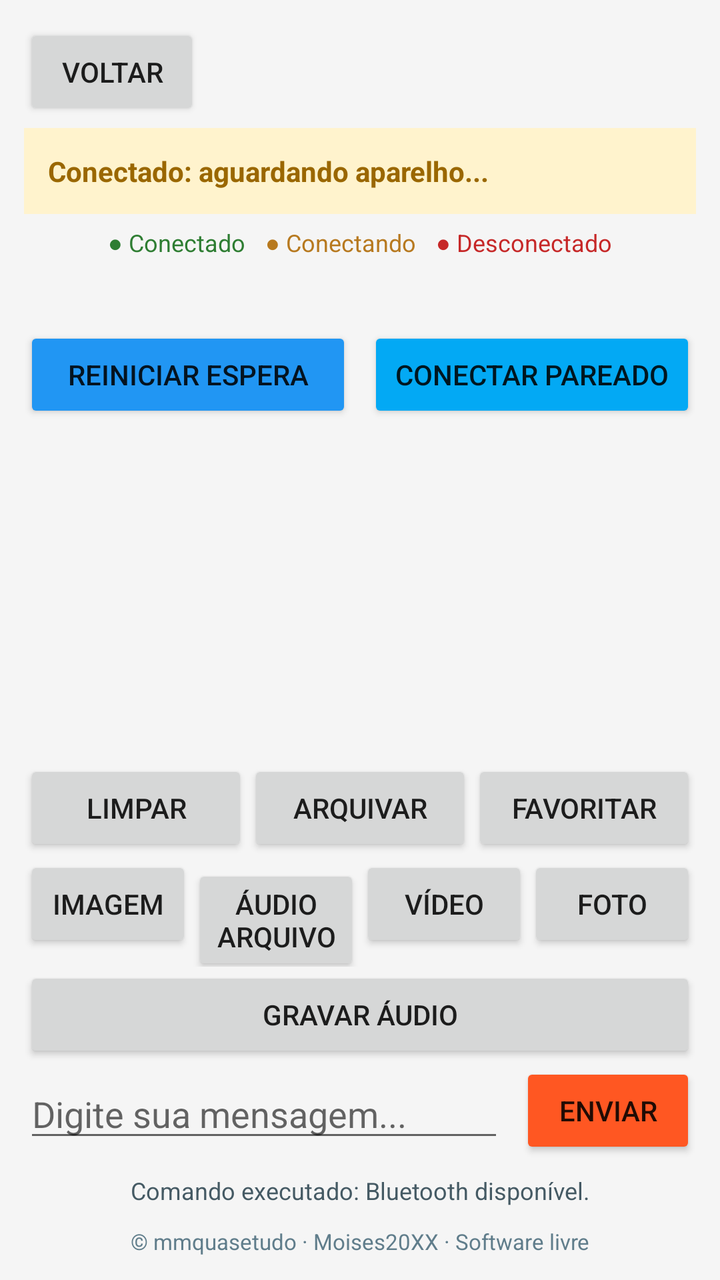
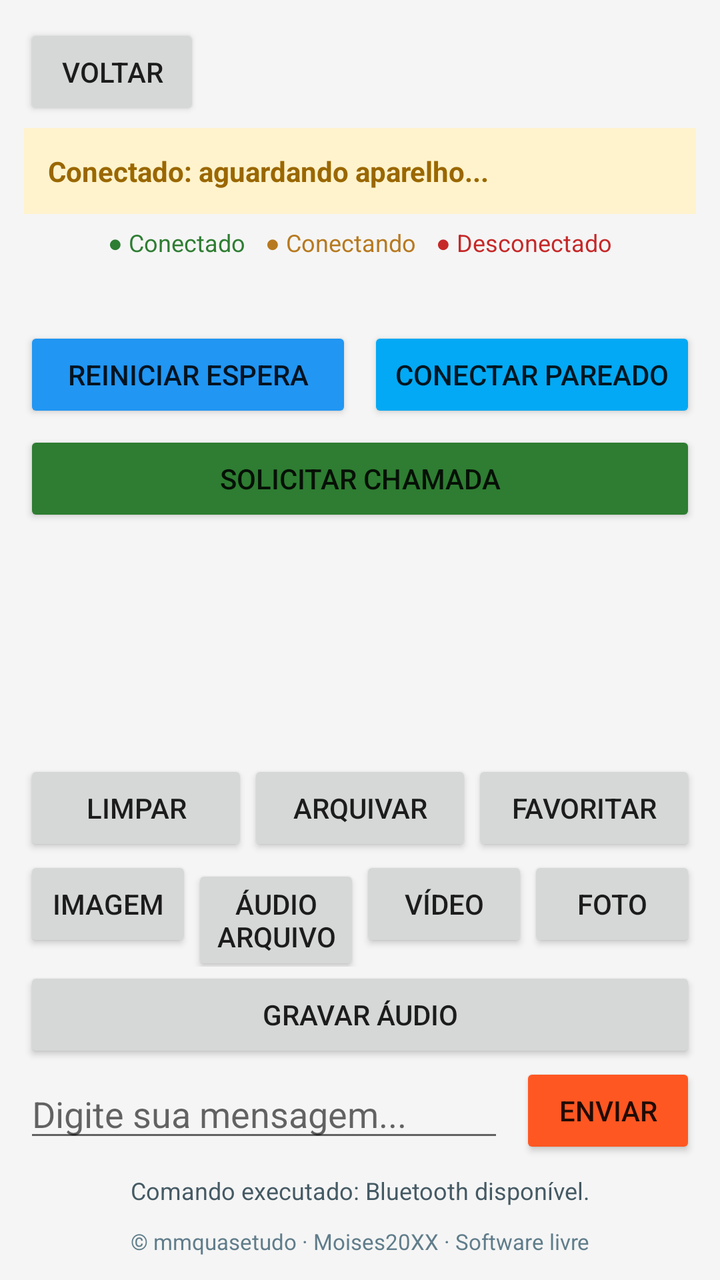

Two renders of the same Android screen: before a commit and after it. Below are the layout's source before the change and the commit's diff.
<!-- AndroidManifest.xml: application theme Theme.ComunicadorLocal -->
<!-- res/layout/activity_chat.xml -->
<?xml version="1.0" encoding="utf-8"?>
<LinearLayout xmlns:android="http://schemas.android.com/apk/res/android"
    android:layout_width="match_parent"
    android:layout_height="match_parent"
    android:background="@color/fundo_tela"
    android:orientation="vertical"
    android:padding="12dp">

    <LinearLayout
        android:layout_width="match_parent"
        android:layout_height="wrap_content"
        android:gravity="center_vertical"
        android:orientation="horizontal">

        <Button
            android:id="@+id/btnVoltar"
            android:layout_width="wrap_content"
            android:layout_height="wrap_content"
            android:text="Voltar" />

        <TextView
            android:id="@+id/tvModo"
            android:layout_width="0dp"
            android:layout_height="wrap_content"
            android:layout_weight="1"
            android:gravity="center"
            android:padding="8dp"
            android:textColor="#263238"
            android:textSize="20sp"
            android:textStyle="bold" />
    </LinearLayout>

    <TextView
        android:id="@+id/tvStatus"
        android:layout_width="match_parent"
        android:layout_height="wrap_content"
        android:layout_marginTop="4dp"
        android:background="#FFF3CD"
        android:padding="12dp"
        android:text="Conectado: aguardando aparelho..."
        android:textColor="#9A6700"
        android:textStyle="bold" />

    <LinearLayout
        android:layout_width="match_parent"
        android:layout_height="wrap_content"
        android:gravity="center"
        android:orientation="horizontal"
        android:paddingTop="6dp"
        android:paddingBottom="4dp">

        <TextView
            android:layout_width="wrap_content"
            android:layout_height="wrap_content"
            android:paddingEnd="10dp"
            android:text="● Conectado"
            android:textColor="#2E7D32"
            android:textSize="12sp" />

        <TextView
            android:layout_width="wrap_content"
            android:layout_height="wrap_content"
            android:paddingEnd="10dp"
            android:text="● Conectando"
            android:textColor="#B7791F"
            android:textSize="12sp" />

        <TextView
            android:layout_width="wrap_content"
            android:layout_height="wrap_content"
            android:text="● Desconectado"
            android:textColor="#C62828"
            android:textSize="12sp" />
    </LinearLayout>

    <TextView
        android:id="@+id/tvDicaConexao"
        android:layout_width="match_parent"
        android:layout_height="wrap_content"
        android:paddingTop="8dp"
        android:paddingBottom="4dp"
        android:textColor="#546E7A"
        android:textSize="13sp" />

    <LinearLayout
        android:id="@+id/controlesBluetooth"
        android:layout_width="match_parent"
        android:layout_height="wrap_content"
        android:orientation="horizontal">

        <Button
            android:id="@+id/btnBtDisponivel"
            android:layout_width="0dp"
            android:layout_height="wrap_content"
            android:layout_marginEnd="4dp"
            android:layout_weight="1"
            android:backgroundTint="#2196F3"
            android:text="Reiniciar espera" />

        <Button
            android:id="@+id/btnBtProcurar"
            android:layout_width="0dp"
            android:layout_height="wrap_content"
            android:layout_marginStart="4dp"
            android:layout_weight="1"
            android:backgroundTint="#03A9F4"
            android:text="Conectar pareado" />
    </LinearLayout>

    <LinearLayout
        android:id="@+id/controlesWifi"
        android:layout_width="match_parent"
        android:layout_height="wrap_content"
        android:orientation="horizontal"
        android:visibility="gone">

        <Button
            android:id="@+id/btnWifiDisponivel"
            android:layout_width="0dp"
            android:layout_height="wrap_content"
            android:layout_marginEnd="4dp"
            android:layout_weight="1"
            android:backgroundTint="#EF6C00"
            android:text="Criar Sala" />

        <Button
            android:id="@+id/btnWifiProcurar"
            android:layout_width="0dp"
            android:layout_height="wrap_content"
            android:layout_marginStart="4dp"
            android:layout_weight="1"
            android:backgroundTint="#FFB300"
            android:text="Procurar" />
    </LinearLayout>

    <ListView
        android:id="@+id/listaConversa"
        android:layout_width="match_parent"
        android:layout_height="0dp"
        android:layout_marginTop="8dp"
        android:layout_weight="1"
        android:divider="#DDDDDD"
        android:dividerHeight="1dp" />

    <LinearLayout
        android:layout_width="match_parent"
        android:layout_height="wrap_content"
        android:orientation="horizontal">

        <Button
            android:id="@+id/btnLimparMensagens"
            android:layout_width="0dp"
            android:layout_height="wrap_content"
            android:layout_weight="1"
            android:text="Limpar" />

        <Button
            android:id="@+id/btnArquivarMensagens"
            android:layout_width="0dp"
            android:layout_height="wrap_content"
            android:layout_weight="1"
            android:text="Arquivar" />

        <Button
            android:id="@+id/btnFavoritarMensagem"
            android:layout_width="0dp"
            android:layout_height="wrap_content"
            android:layout_weight="1"
            android:text="Favoritar" />
    </LinearLayout>

    <LinearLayout
        android:layout_width="match_parent"
        android:layout_height="wrap_content"
        android:orientation="horizontal">

        <Button
            android:id="@+id/btnEnviarImagem"
            android:layout_width="0dp"
            android:layout_height="wrap_content"
            android:layout_weight="1"
            android:text="Imagem" />

        <Button
            android:id="@+id/btnEnviarAudio"
            android:layout_width="0dp"
            android:layout_height="wrap_content"
            android:layout_weight="1"
            android:text="Áudio arquivo" />

        <Button
            android:id="@+id/btnEnviarVideo"
            android:layout_width="0dp"
            android:layout_height="wrap_content"
            android:layout_weight="1"
            android:text="Vídeo" />

        <Button
            android:id="@+id/btnTirarFoto"
            android:layout_width="0dp"
            android:layout_height="wrap_content"
            android:layout_weight="1"
            android:text="Foto" />
    </LinearLayout>

    <Button
        android:id="@+id/btnGravarAudio"
        android:layout_width="match_parent"
        android:layout_height="wrap_content"
        android:text="Gravar áudio" />

    <LinearLayout
        android:layout_width="match_parent"
        android:layout_height="wrap_content"
        android:gravity="center_vertical"
        android:orientation="horizontal">

        <EditText
            android:id="@+id/edMensagem"
            android:layout_width="0dp"
            android:layout_height="wrap_content"
            android:layout_weight="1"
            android:hint="Digite sua mensagem..."
            android:inputType="textCapSentences|textMultiLine"
            android:maxLines="3" />

        <Button
            android:id="@+id/btnEnviar"
            android:layout_width="wrap_content"
            android:layout_height="wrap_content"
            android:layout_marginStart="8dp"
            android:backgroundTint="#FF5722"
            android:text="Enviar" />
    </LinearLayout>

    <TextView
        android:id="@+id/tvComando"
        android:layout_width="match_parent"
        android:layout_height="wrap_content"
        android:gravity="center"
        android:minHeight="28dp"
        android:paddingTop="4dp"
        android:text="Comando executado: Bluetooth disponível."
        android:textColor="#455A64"
        android:textSize="12sp" />

    <TextView
        android:layout_width="match_parent"
        android:layout_height="wrap_content"
        android:gravity="center"
        android:paddingTop="6dp"
        android:text="© mmquasetudo · Moises20XX · Software livre"
        android:textColor="#607D8B"
        android:textSize="11sp" />
</LinearLayout>
<!-- resources referenced by this layout -->
<resources>
  <color name="fundo_tela">#F5F5F5</color>
  <style name="Theme.ComunicadorLocal" parent="Theme.AppCompat.Light.NoActionBar">
          <item name="colorPrimary">#FF5722</item>
          <item name="colorPrimaryDark">#E64A19</item>
          <item name="colorAccent">#FFC107</item>
          <item name="buttonStyle">@style/Widget.ComunicadorLocal.Button</item>
          <item name="android:windowBackground">@color/fundo_tela</item>
          <item name="android:windowNoTitle">true</item>
          <item name="android:windowActionBar">false</item>
      </style>
  <style name="Widget.ComunicadorLocal.Button" parent="Widget.AppCompat.Button">
          <item name="android:minHeight">36dp</item>
          <item name="android:minWidth">0dp</item>
          <item name="android:insetTop">0dp</item>
          <item name="android:insetBottom">0dp</item>
          <item name="android:paddingStart">4dp</item>
          <item name="android:paddingEnd">4dp</item>
          <item name="android:paddingTop">2dp</item>
          <item name="android:paddingBottom">2dp</item>
          <item name="android:textSize">12sp</item>
      </style>
</resources>

<!-- the commit's change to res/layout/activity_chat.xml (unified diff, before → after) -->
@@ -107,6 +107,14 @@
             android:text="Conectar pareado" />
     </LinearLayout>
 
+    <Button
+        android:id="@+id/btnChamar"
+        android:layout_width="match_parent"
+        android:layout_height="wrap_content"
+        android:layout_marginTop="4dp"
+        android:backgroundTint="#2E7D32"
+        android:text="Solicitar chamada" />
+
     <LinearLayout
         android:id="@+id/controlesWifi"
         android:layout_width="match_parent"
